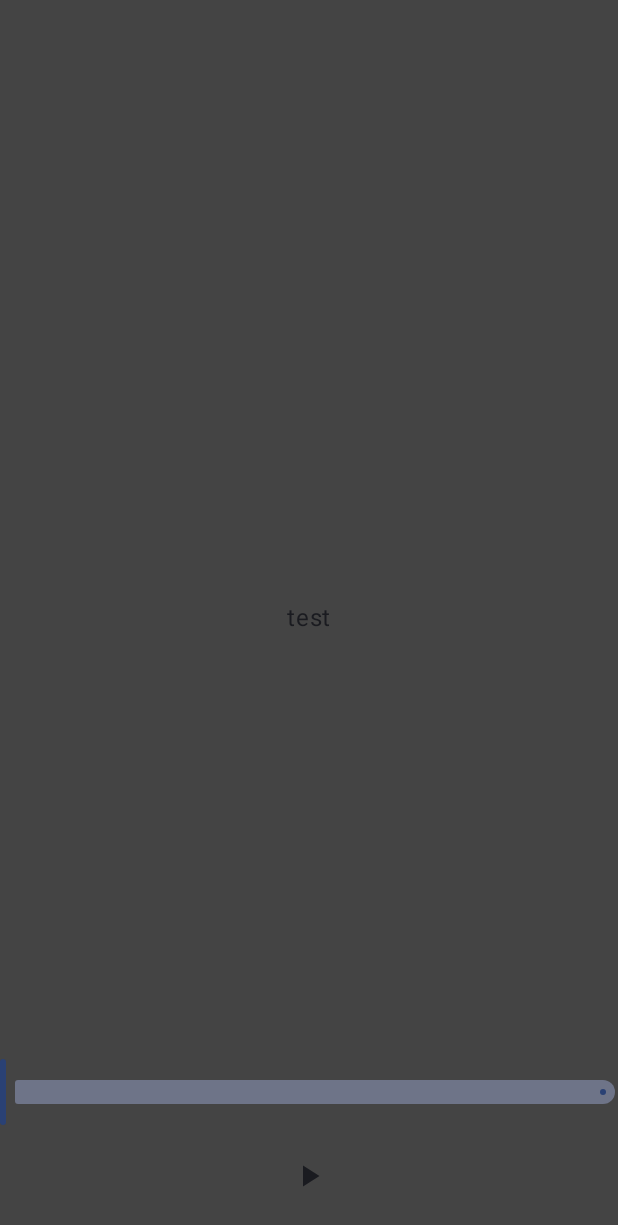
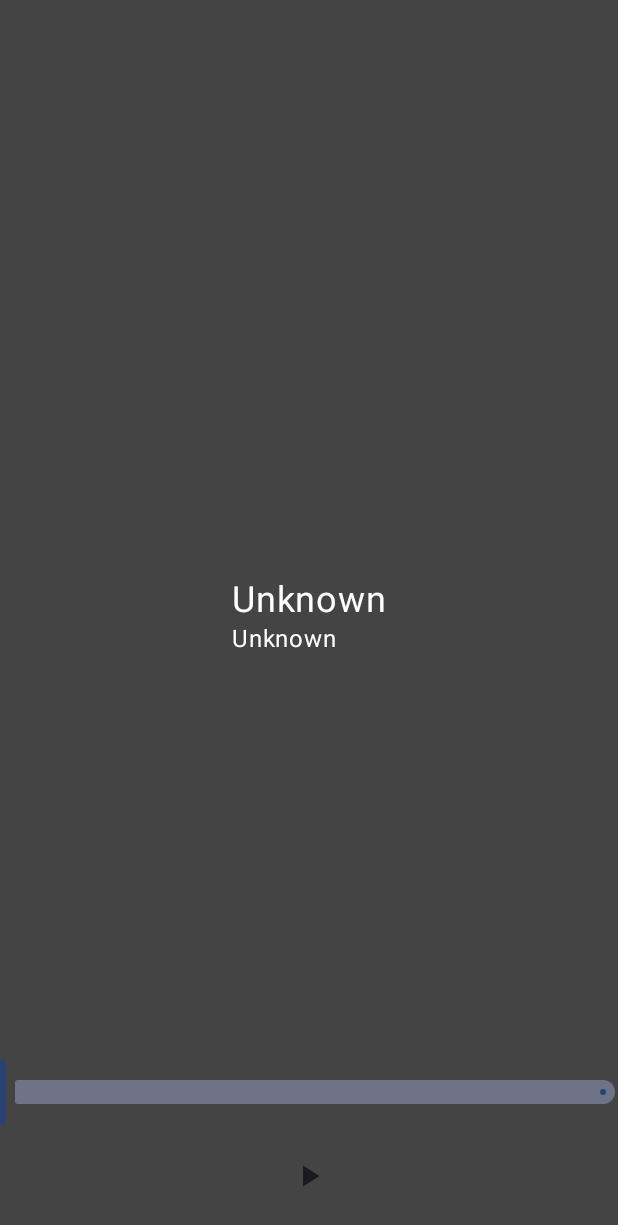
Before and after one commit to dasho0/Raptor, an Android app built with Jetpack Compose: the composable SongPlayUI called with empty values, on a phone screen of 412 x 824 dp. Shown: the top 1225 px of the screen. Run offline under Robolectric (Android 15) with nearby library versions, the phone set to English and light mode, and no system bars; our stand-ins replace Dagger/Hilt's generated code, Room's generated code; libraries missing offline, so code that uses them is left out: androidx.room.util; 1 statement that could not run was skipped.

Commit message:
show song info in player, really bad

```diff
--- a/app/src/main/java/com/example/raptor/database/DatabaseManager.kt
+++ b/app/src/main/java/com/example/raptor/database/DatabaseManager.kt
@@ -53,9 +53,10 @@ class DatabaseManager @Inject constructor(
         return database.logicDao().getSongfromId(songId)
     }
 
-    fun collectAuthorsOfSong(song: Song?): Flow<List<Author>> {
+    fun collectAuthorsOfSong(song: Song?): Flow<List<Author>?> {
+        Log.d(javaClass.simpleName, "Collecting authors of song: $song")
         return database.uiDao().getAlbumWithAuthors(song?.albumId)
-            .map { it.authors }
+                .map { it?.authors }
     }
 
     fun collectAlbum(albumId: Long?): Flow<Album> {
--- a/app/src/main/java/com/example/raptor/database/UIDao.kt
+++ b/app/src/main/java/com/example/raptor/database/UIDao.kt
@@ -30,7 +30,7 @@ interface UIDao {
     // Get an album with its authors
     @Transaction
     @Query("SELECT * FROM album WHERE albumId = :albumId")
-    fun getAlbumWithAuthors(albumId: Long?): Flow<AlbumWithAuthors>
+    fun getAlbumWithAuthors(albumId: Long?): Flow<AlbumWithAuthors?>
 
     @Query("SELECT * FROM Author")
     fun getAllAuthorsFlow(): Flow<List<Author>>
--- a/app/src/main/java/com/example/raptor/screens/SongPlayUI.kt
+++ b/app/src/main/java/com/example/raptor/screens/SongPlayUI.kt
@@ -1,5 +1,6 @@
 package com.example.raptor.screens
 
+import android.annotation.SuppressLint
 import androidx.compose.foundation.background
 import androidx.compose.foundation.layout.Arrangement
 import androidx.compose.foundation.layout.Box
@@ -21,6 +22,7 @@ import androidx.compose.ui.Alignment
 import androidx.compose.ui.Modifier
 import androidx.compose.ui.graphics.Color
 import androidx.compose.ui.unit.dp
+import androidx.compose.ui.unit.sp
 import androidx.hilt.navigation.compose.hiltViewModel
 import com.example.raptor.viewmodels.PlayerViewModel
 
@@ -45,19 +47,43 @@ fun MediaControls(playerViewModel: PlayerViewModel,) {
 }
 
 @Composable
+fun CurrentSongInfo(title: String?, artists: String?, modifier: Modifier) {
+    Column(
+        modifier = modifier
+    ) {
+        Text(
+            title?: "Unknown",
+            color = Color.White,
+            fontSize = 24.sp,
+        )
+        Text(
+            artists ?: "Unknown",
+            color = Color.White,
+            fontSize = 16.sp
+        )
+    }
+}
+
+@SuppressLint("StateFlowValueCalledInComposition")
+@Composable
 fun SongPlayUI(songId: Long) {
     val playerViewModel = hiltViewModel<PlayerViewModel>()
 
     val progressBarPosition by playerViewModel.progressBarPosition
         .collectAsState(initial = 0)
+    val title by playerViewModel.currentSongTitle.collectAsState("Unknown")
+    val artists by playerViewModel.currentSongArtists.collectAsState("Unknown")
 
     Box(
         modifier = Modifier
             .fillMaxSize()
             .background(Color.DarkGray)
     ) {
-           Text("test", modifier = Modifier.align(Alignment.Center))
-
+        CurrentSongInfo(title, artists,
+            modifier = Modifier
+                .align(Alignment.Center)
+                .padding(horizontal = 10.dp)
+        )
             Column(
                 horizontalAlignment = Alignment.CenterHorizontally,
                 verticalArrangement = Arrangement.spacedBy(8.dp, Alignment.Bottom),
--- a/app/src/main/java/com/example/raptor/viewmodels/PlayerViewModel.kt
+++ b/app/src/main/java/com/example/raptor/viewmodels/PlayerViewModel.kt
@@ -6,18 +6,23 @@ import androidx.compose.material.icons.filled.PauseCircleFilled
 import androidx.compose.material.icons.filled.PlayArrow
 import androidx.compose.material.icons.filled.Replay
 import androidx.compose.ui.graphics.vector.ImageVector
+import androidx.compose.ui.util.fastJoinToString
 import androidx.lifecycle.SavedStateHandle
 import androidx.lifecycle.ViewModel
 import androidx.lifecycle.viewModelScope
+import androidx.room.util.joinIntoString
 import com.example.raptor.AudioPlayer
 import com.example.raptor.database.DatabaseManager
 import com.example.raptor.database.entities.Song
 import dagger.hilt.android.lifecycle.HiltViewModel
+import kotlinx.coroutines.ExperimentalCoroutinesApi
 import kotlinx.coroutines.delay
 import kotlinx.coroutines.flow.Flow
 import kotlinx.coroutines.flow.MutableStateFlow
+import kotlinx.coroutines.flow.flatMapMerge
 import kotlinx.coroutines.flow.flow
 import kotlinx.coroutines.flow.map
+import kotlinx.coroutines.flow.transform
 import kotlinx.coroutines.launch
 import javax.inject.Inject
 
@@ -76,8 +81,15 @@ class PlayerViewModel @Inject constructor(
             iconFromState.getFrom(it)
         }
 
-    val currentSongTitle = MutableStateFlow(currentSong.value?.title)
-    val currentSongArtists = databaseManager.collectAuthorsOfSong(currentSong.value)
+    val currentSongTitle = currentSong.map { it?.title }
+    @OptIn(ExperimentalCoroutinesApi::class)
+    val currentSongArtists = currentSong.flatMapMerge() {
+        databaseManager.collectAuthorsOfSong(it)
+    }.map {
+        it?.map {
+            it.name
+        }?.fastJoinToString(", ")
+    }
     val currentSongAlbum = databaseManager.collectAlbum(currentSong.value?.albumId)
 
     fun onProgressBarMoved(tapPosition: Float) {
```
